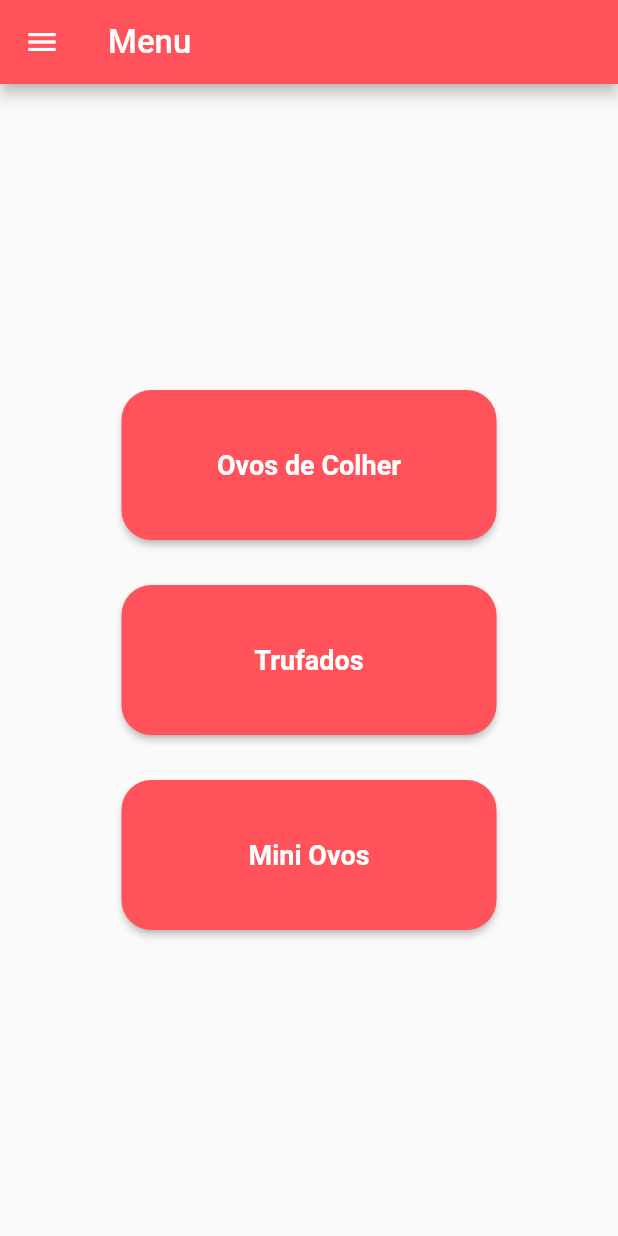
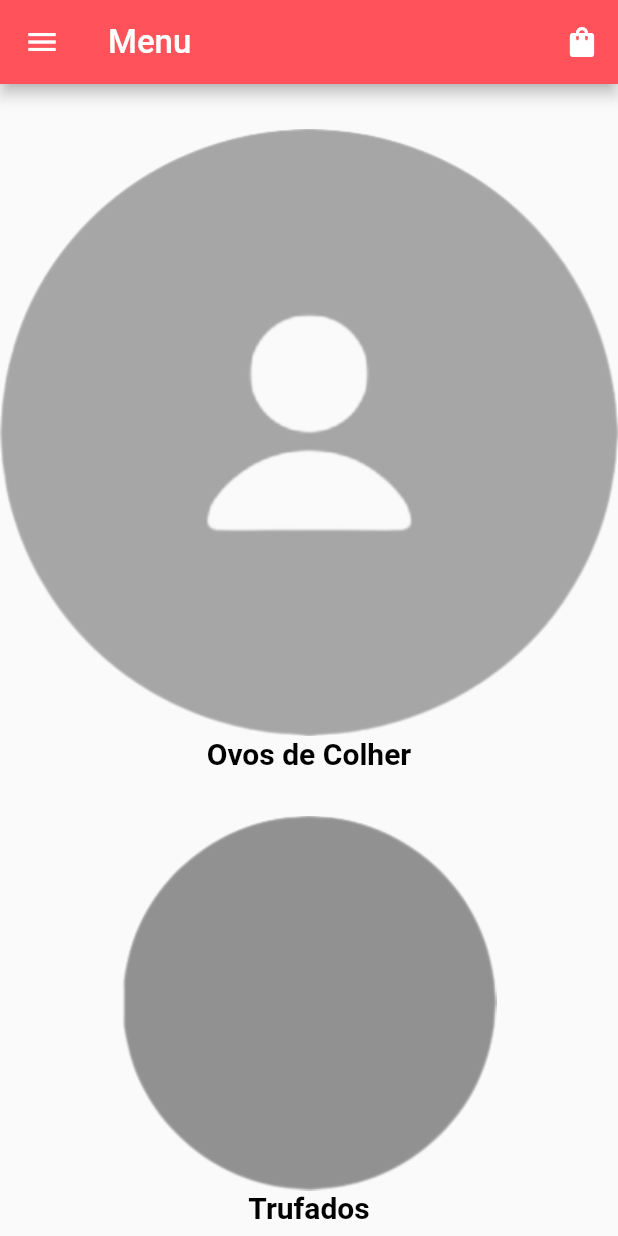
Before and after one commit to Oliverzera/ProjetoSweetBah, a Flutter app: the HomePage screen opened directly, on a phone screen of 412 x 824 dp. Run offline on Flutter 3.47's test engine with Material 2 defaults, Android fonts, the phone set to English and light mode, and no system bars.

Commit message:
atualização da tela home

```diff
--- /dev/null
+++ b/lib/pages/bag.page.dart
@@ -0,0 +1,28 @@
+import '/pages/finalization.page.dart';
+import '/pages/home.page.dart';
+import 'package:flutter/material.dart';
+
+class BagPage extends StatefulWidget {
+  const BagPage({super.key});
+
+  @override
+  State<BagPage> createState() => _BagPageState();
+}
+
+class _BagPageState extends State<BagPage> {
+  @override
+  Widget build(BuildContext context) {
+    return Scaffold(
+      appBar: AppBar(
+        title: Text(
+          "Sacola",
+          style: TextStyle(
+            color: Colors.white,
+            //fontWeight: FontWeight.bold,
+            fontSize: 22,
+          ),
+        ),
+      ),
+    );
+  }
+}
--- a/lib/pages/home.page.dart
+++ b/lib/pages/home.page.dart
@@ -53,13 +53,25 @@ class HomePage extends StatelessWidget {
             ),
           ),
         ),
+        actions: [
+          IconButton(
+            icon: Icon(Icons.shopping_bag),
+            onPressed: () {
+              // Adicione a ação que deseja executar quando o ícone for pressionado
+            },
+          )
+        ],
       ),
-      body: Center(
+      body: SingleChildScrollView(
+        child: Center(
           child: Column(
             // foi criado uma coluna com os botões que levam o usuário para tela lincada com o botão
             mainAxisAlignment: MainAxisAlignment.center,
             children: [
-            ElevatedButton(
+              SizedBox(
+                height: 30,
+              ),
+              InkWell(
                 // -> depois que a tela estiver pronta, implementar a rota
                 //onPressed: () => {
                 //Navigator.push(
@@ -69,29 +81,30 @@ class HomePage extends StatelessWidget {
                 //),
                 //),
                 //},
-              onPressed: () {
+                onTap: () {
                   _showDialog(context);
+                  // Adicione a ação que deseja executar quando a imagem for pressionada
                 },
-              child: Text(
+                child: Column(
+                  children: [
+                    Image.asset('assets/profile-picture.png'),
+                    SizedBox(
+                        height: 0), // espaço vertical entre a imagem e o texto
+                    Text(
                       'Ovos de Colher',
                       style: TextStyle(
                         fontWeight: FontWeight.w700,
-                  color: Colors.white,
-                  fontSize: 18,
+                        color: Colors.black,
+                        fontSize: 20,
                       ),
-                textAlign: TextAlign.center,
                     ),
-              style: ElevatedButton.styleFrom(
-                  minimumSize: Size(250, 100), // Define o tamanho fixo do botão
-                  backgroundColor:
-                      Color.fromARGB(255, 255, 82, 91), // Cor de fundo do botão
-                  shape: RoundedRectangleBorder(
-                      borderRadius: BorderRadius.circular(20))),
+                  ],
+                ),
               ),
               SizedBox(
                 height: 30,
               ),
-            ElevatedButton(
+              InkWell(
                 // -> depois que a tela estiver pronta, implementar a rota
                 //onPressed: () => {
                 //Navigator.push(
@@ -101,30 +114,31 @@ class HomePage extends StatelessWidget {
                 //),
                 //),
                 //},
-              onPressed: () {
+                onTap: () {
                   _showDialog(context);
+                  // Adicione a ação que deseja executar quando a imagem for pressionada
                 },
-              child: Text(
+                child: Column(
+                  children: [
+                    Image.asset('assets/exemplo.png'),
+                    SizedBox(
+                        height: 0), // espaço vertical entre a imagem e o texto
+                    Text(
                       'Trufados',
                       style: TextStyle(
                         fontWeight: FontWeight.w700,
-                  color: Colors.white,
-                  fontSize: 18,
+                        color: Colors.black,
+                        fontSize: 20,
                       ),
-                textAlign: TextAlign.center,
                     ),
-              style: ElevatedButton.styleFrom(
-                  minimumSize: Size(250, 100), // Define o tamanho fixo do botão
-                  backgroundColor:
-                      Color.fromARGB(255, 255, 82, 91), // Cor de fundo do botão
-                  shape: RoundedRectangleBorder(
-                      borderRadius: BorderRadius.circular(20))),
+                  ],
+                ),
               ),
               SizedBox(
                 height: 30,
               ),
-            ElevatedButton(
-              onPressed: () => {
+              InkWell(
+                onTap: () => {
                   Navigator.push(
                     context,
                     MaterialPageRoute(
@@ -132,23 +146,27 @@ class HomePage extends StatelessWidget {
                     ),
                   ),
                 },
-              child: Text(
+                child: Column(
+                  children: [
+                    Image.asset('assets/exemplo.png'),
+                    SizedBox(
+                        height: 0), // espaço vertical entre a imagem e o texto
+                    Text(
                       'Mini Ovos',
                       style: TextStyle(
                         fontWeight: FontWeight.w700,
-                  color: Colors.white,
-                  fontSize: 18,
+                        color: Colors.black,
+                        fontSize: 20,
                       ),
-                textAlign: TextAlign.center,
-              ),
-              style: ElevatedButton.styleFrom(
-                  minimumSize: Size(250, 100), // Define o tamanho fixo do botão
-                  backgroundColor:
-                      Color.fromARGB(255, 255, 82, 91), // Cor de fundo do botão
-                  shape: RoundedRectangleBorder(
-                      borderRadius: BorderRadius.circular(20))),
                     ),
                   ],
+                ),
+              ),
+              SizedBox(
+                height: 30,
+              ),
+            ],
+          ),
         ),
       ),
     );
--- a/lib/pages/payment.page.dart
+++ b/lib/pages/payment.page.dart
@@ -1,5 +1,4 @@
-import 'package:app_avaliacao/pages/finalization.page.dart';
-
+import '/pages/finalization.page.dart';
 import '/pages/home.page.dart';
 import 'package:flutter/material.dart';
 
--- a/pubspec.yaml
+++ b/pubspec.yaml
@@ -96,3 +96,4 @@ flutter:
     - assets/app-logo.png
     - assets/post-picture-001.png
     - assets/profile-picture.png
+    - assets/exemplo.png
```
Also changed, not shown: assets/exemplo.png (added). Lines whose indentation alone changed are shown as unchanged.
